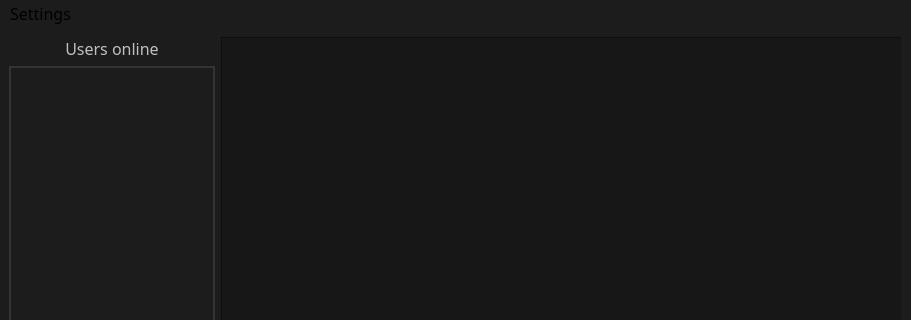
vleliseev/Qt-Chat, file Client/chatwidget.ui: the form before one commit; both pictures show x 0 to 911 and y 0 to 320 of the 911 by 587 pixel window.
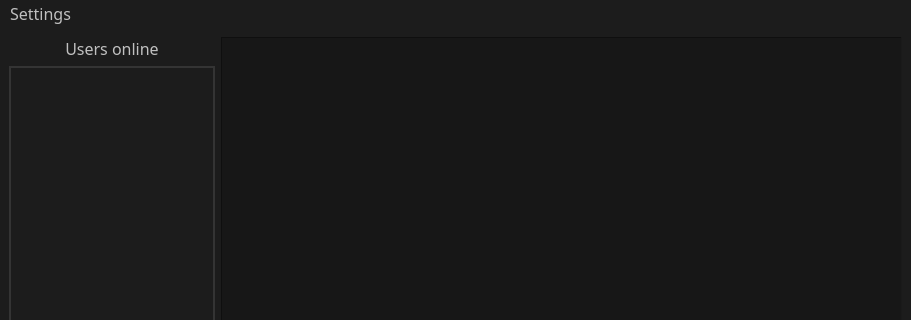
The form after the commit. Icons and pictures are not drawn.

```diff
--- a/Client/chatwidget.ui
+++ b/Client/chatwidget.ui
@@ -246,7 +246,7 @@
     </font>
    </property>
    <property name="styleSheet">
-    <string notr="true"/>
+    <string notr="true">color:silver;</string>
    </property>
    <property name="nativeMenuBar">
     <bool>true</bool>
```
Left out of the diff: 3 changed lines with no effect on the pictures.
